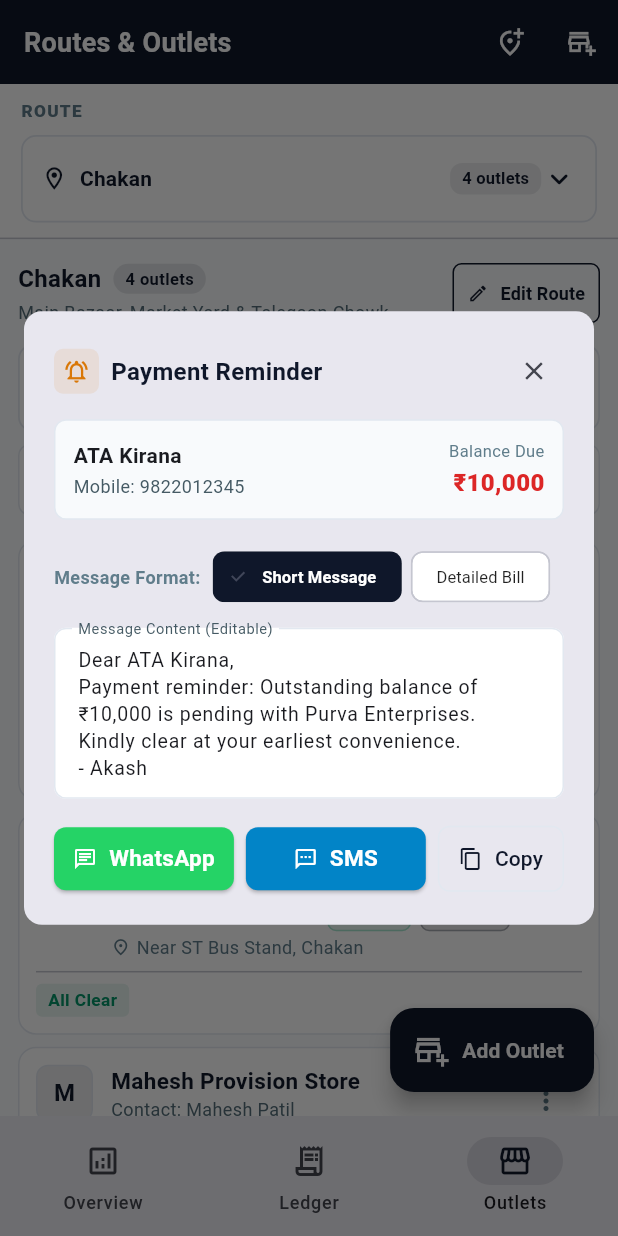
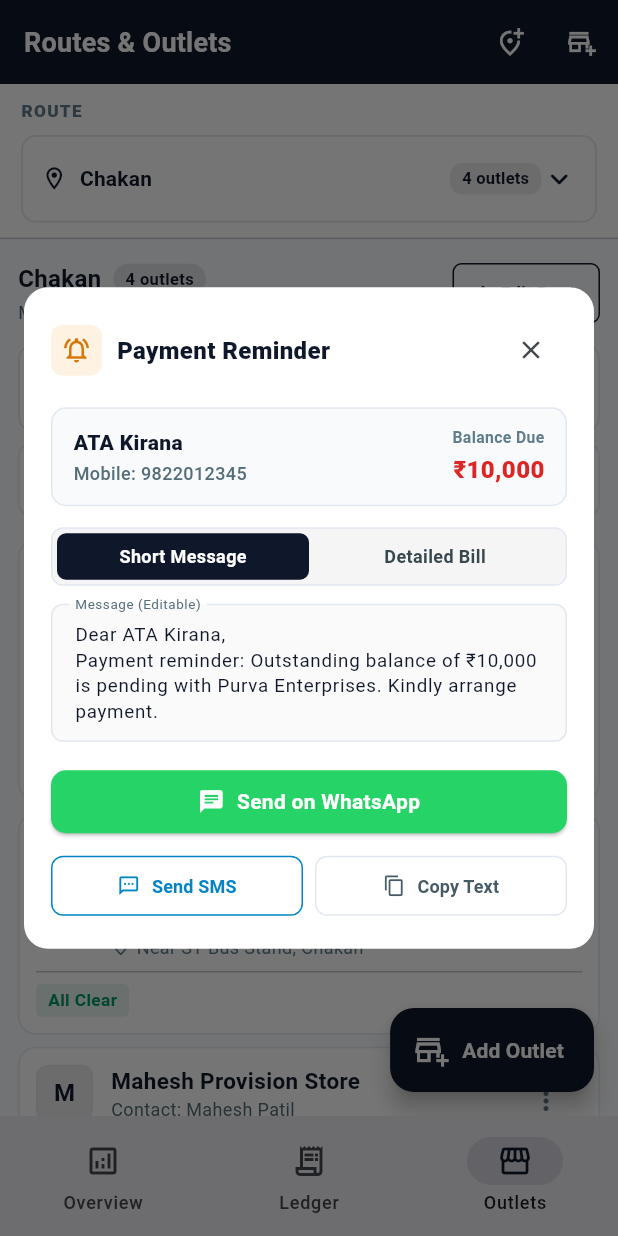
Before and after one commit to AtharvaKalhatkar/collection-app, a Flutter app: the screen it shows after launch, item 3 of the bottom bar chosen, after a tap on "Remind", on a phone screen of 412 x 824 dp. Run offline on Flutter 3.47's test engine with Material 3 defaults, Android fonts, the phone set to English and light mode, and no system bars; our stand-ins replace cloud_firestore, firebase_core, firebase_storage, image_picker, pdf, printing and 1 more; missing offline and left inert: dart:html, excel; accounts and stored records are empty; statements that could not run were skipped.

Commit message:
fix(reminder): Redesign payment reminder dialog with responsive switcher and full-width buttons

```diff
--- a/lib/screens/send_reminder_dialog.dart
+++ b/lib/screens/send_reminder_dialog.dart
@@ -48,32 +48,30 @@ class _SendReminderDialogState extends State<SendReminderDialog> {
     final balanceStr = CurrencyFormatter.format(widget.balanceAmount);
 
     if (templateIndex == 0) {
-      // Small & Concise message requested by user
       if (widget.billNumber != null && widget.billNumber!.isNotEmpty) {
         return 'Dear ${widget.shopName},\n'
-            'Payment reminder: Bill ${widget.billNumber} has a pending balance of $balanceStr with ${widget.businessName}. Kindly arrange payment.\n'
+            'Payment reminder: Bill #${widget.billNumber} has a pending balance of $balanceStr with ${widget.businessName}. Kindly arrange payment.\n'
             '- ${widget.salesmanName}';
       } else {
         return 'Dear ${widget.shopName},\n'
-            'Payment reminder: Outstanding balance of $balanceStr is pending with ${widget.businessName}. Kindly clear at your earliest convenience.\n'
+            'Payment reminder: Outstanding balance of $balanceStr is pending with ${widget.businessName}. Kindly arrange payment.\n'
             '- ${widget.salesmanName}';
       }
     } else {
-      // Detailed Bill Template
       final billTotalStr = widget.billTotal != null ? CurrencyFormatter.format(widget.billTotal!) : '';
-      final billLine = widget.billNumber != null ? 'Bill No: ${widget.billNumber}\n' : '';
-      final totalLine = billTotalStr.isNotEmpty ? 'Bill Total: $billTotalStr\n' : '';
+      final billLine = widget.billNumber != null ? 'Bill No: #${widget.billNumber}\n' : '';
+      final totalLine = billTotalStr.isNotEmpty ? 'Total: $billTotalStr\n' : '';
 
       return 'Payment Reminder\n'
           'To: ${widget.shopName}\n'
-          'From: ${widget.businessName}\n'
+          'Firm: ${widget.businessName}\n'
           '----------------------------------\n'
           '$billLine$totalLine'
-          'Balance Due: $balanceStr\n'
+          'Due: $balanceStr\n'
           '----------------------------------\n'
-          'Kindly clear the pending balance at your earliest convenience.\n'
+          'Kindly clear the pending balance.\n'
           'Thank you,\n'
-          '${widget.salesmanName} | ${widget.businessName}';
+          '${widget.salesmanName} (${widget.businessName})';
     }
   }
 
@@ -96,7 +94,7 @@ class _SendReminderDialogState extends State<SendReminderDialog> {
     try {
       final launched = await launchUrl(whatsappUrl, mode: LaunchMode.externalApplication);
       if (!launched && mounted) {
-        _copyAndNotify('Could not launch WhatsApp directly. Message copied to clipboard!');
+        _copyAndNotify('Could not launch WhatsApp. Message copied to clipboard!');
       }
     } catch (_) {
       if (mounted) {
@@ -131,8 +129,16 @@ class _SendReminderDialogState extends State<SendReminderDialog> {
     if (mounted) {
       ScaffoldMessenger.of(context).showSnackBar(
         SnackBar(
-          content: Text(customMessage),
-          backgroundColor: AppTheme.secondary,
+          content: Row(
+            children: [
+              const Icon(Icons.check_circle, color: Colors.white, size: 18),
+              const SizedBox(width: 8),
+              Expanded(child: Text(customMessage)),
+            ],
+          ),
+          backgroundColor: const Color(0xFF10B981),
+          behavior: SnackBarBehavior.floating,
+          duration: const Duration(seconds: 2),
         ),
       );
     }
@@ -141,82 +147,102 @@ class _SendReminderDialogState extends State<SendReminderDialog> {
   @override
   Widget build(BuildContext context) {
     return Dialog(
-      shape: RoundedRectangleBorder(borderRadius: BorderRadius.circular(12)),
+      shape: RoundedRectangleBorder(borderRadius: BorderRadius.circular(16)),
       insetPadding: const EdgeInsets.symmetric(horizontal: 16, vertical: 20),
+      backgroundColor: Colors.white,
       child: ConstrainedBox(
-        constraints: const BoxConstraints(maxWidth: 480),
+        constraints: const BoxConstraints(maxWidth: 420),
         child: SingleChildScrollView(
           child: Padding(
-            padding: const EdgeInsets.all(20.0),
+            padding: const EdgeInsets.all(18.0),
             child: Column(
               mainAxisSize: MainAxisSize.min,
               crossAxisAlignment: CrossAxisAlignment.stretch,
               children: [
-                // Header
-                Row(
-                  mainAxisAlignment: MainAxisAlignment.spaceBetween,
-                  children: [
+                // Header Row
                 Row(
                   children: [
                     Container(
-                          padding: const EdgeInsets.all(6),
+                      padding: const EdgeInsets.all(7),
                       decoration: BoxDecoration(
-                            color: AppTheme.chequeColor.withValues(alpha: 0.1),
-                            borderRadius: BorderRadius.circular(6),
+                        color: const Color(0xFFF59E0B).withValues(alpha: 0.12),
+                        borderRadius: BorderRadius.circular(8),
                       ),
-                          child: const Icon(Icons.notifications_active_outlined, color: AppTheme.chequeColor, size: 18),
+                      child: const Icon(
+                        Icons.notifications_active_outlined,
+                        color: Color(0xFFD97706),
+                        size: 20,
                       ),
-                        const SizedBox(width: 8),
-                        const Text(
+                    ),
+                    const SizedBox(width: 10),
+                    const Expanded(
+                      child: Text(
                         'Payment Reminder',
                         style: TextStyle(
                           fontSize: 16,
-                            fontWeight: FontWeight.w700,
+                          fontWeight: FontWeight.w800,
                           color: Color(0xFF0F172A),
                         ),
                       ),
-                      ],
                     ),
                     IconButton(
                       icon: const Icon(Icons.close, size: 20),
-                      visualDensity: VisualDensity.compact,
+                      padding: EdgeInsets.zero,
+                      constraints: const BoxConstraints(),
                       onPressed: () => Navigator.pop(context),
                     ),
                   ],
                 ),
-                const SizedBox(height: 12),
+                const SizedBox(height: 14),
 
-                // Recipient & Outstanding summary box
+                // Shop & Outstanding Balance Card
                 Container(
-                  padding: const EdgeInsets.all(12),
+                  padding: const EdgeInsets.symmetric(horizontal: 14, vertical: 12),
                   decoration: BoxDecoration(
                     color: const Color(0xFFF8FAFC),
-                    borderRadius: BorderRadius.circular(8),
+                    borderRadius: BorderRadius.circular(10),
                     border: Border.all(color: AppTheme.border),
                   ),
                   child: Row(
                     mainAxisAlignment: MainAxisAlignment.spaceBetween,
                     children: [
-                      Column(
+                      Expanded(
+                        child: Column(
                           crossAxisAlignment: CrossAxisAlignment.start,
                           children: [
                             Text(
                               widget.shopName,
-                            style: const TextStyle(fontWeight: FontWeight.bold, fontSize: 14),
+                              style: const TextStyle(
+                                fontWeight: FontWeight.w800,
+                                fontSize: 14,
+                                color: Color(0xFF0F172A),
+                              ),
+                              maxLines: 1,
+                              overflow: TextOverflow.ellipsis,
                             ),
                             const SizedBox(height: 2),
                             Text(
                               'Mobile: ${widget.mobileNumber.isNotEmpty ? widget.mobileNumber : 'N/A'}',
-                            style: TextStyle(fontSize: 12, color: Colors.blueGrey.shade700),
+                              style: TextStyle(
+                                fontSize: 12,
+                                fontWeight: FontWeight.w500,
+                                color: Colors.blueGrey.shade600,
+                              ),
                             ),
                           ],
                         ),
+                      ),
+                      const SizedBox(width: 8),
                       Column(
                         crossAxisAlignment: CrossAxisAlignment.end,
                         children: [
                           const Text(
                             'Balance Due',
-                            style: TextStyle(fontSize: 11, color: Colors.blueGrey),
+                            style: TextStyle(
+                              fontSize: 10.5,
+                              fontWeight: FontWeight.w600,
+                              color: Colors.blueGrey,
+                            ),
                           ),
                           const SizedBox(height: 2),
                           Text(
@@ -234,101 +260,147 @@ class _SendReminderDialogState extends State<SendReminderDialog> {
                 ),
                 const SizedBox(height: 14),
 
-                // Template Style Selector
-                Row(
+                // Full-width Segmented Format Switcher
+                Container(
+                  padding: const EdgeInsets.all(3),
+                  decoration: BoxDecoration(
+                    color: Colors.grey.shade100,
+                    borderRadius: BorderRadius.circular(8),
+                    border: Border.all(color: AppTheme.border),
+                  ),
+                  child: Row(
                     children: [
-                    const Text(
-                      'Message Format:',
-                      style: TextStyle(fontSize: 12, fontWeight: FontWeight.bold, color: Colors.blueGrey),
+                      Expanded(
+                        child: InkWell(
+                          onTap: () => _onTemplateChanged(0),
+                          borderRadius: BorderRadius.circular(6),
+                          child: Container(
+                            padding: const EdgeInsets.symmetric(vertical: 7),
+                            decoration: BoxDecoration(
+                              color: _selectedTemplate == 0 ? AppTheme.primary : Colors.transparent,
+                              borderRadius: BorderRadius.circular(6),
                             ),
-                    const SizedBox(width: 8),
-                    ChoiceChip(
-                      label: const Text('Short Message'),
-                      selected: _selectedTemplate == 0,
-                      selectedColor: AppTheme.primary,
-                      labelStyle: TextStyle(
-                        fontSize: 11,
-                        fontWeight: _selectedTemplate == 0 ? FontWeight.bold : FontWeight.normal,
-                        color: _selectedTemplate == 0 ? Colors.white : Colors.black87,
+                            child: Center(
+                              child: Text(
+                                'Short Message',
+                                style: TextStyle(
+                                  fontSize: 12,
+                                  fontWeight: FontWeight.bold,
+                                  color: _selectedTemplate == 0 ? Colors.white : Colors.blueGrey.shade800,
                                 ),
-                      onSelected: (val) {
-                        if (val) _onTemplateChanged(0);
-                      },
                               ),
-                    const SizedBox(width: 6),
-                    ChoiceChip(
-                      label: const Text('Detailed Bill'),
-                      selected: _selectedTemplate == 1,
-                      selectedColor: AppTheme.primary,
-                      labelStyle: TextStyle(
-                        fontSize: 11,
-                        fontWeight: _selectedTemplate == 1 ? FontWeight.bold : FontWeight.normal,
-                        color: _selectedTemplate == 1 ? Colors.white : Colors.black87,
                             ),
-                      onSelected: (val) {
-                        if (val) _onTemplateChanged(1);
-                      },
+                          ),
+                        ),
+                      ),
+                      Expanded(
+                        child: InkWell(
+                          onTap: () => _onTemplateChanged(1),
+                          borderRadius: BorderRadius.circular(6),
+                          child: Container(
+                            padding: const EdgeInsets.symmetric(vertical: 7),
+                            decoration: BoxDecoration(
+                              color: _selectedTemplate == 1 ? AppTheme.primary : Colors.transparent,
+                              borderRadius: BorderRadius.circular(6),
+                            ),
+                            child: Center(
+                              child: Text(
+                                'Detailed Bill',
+                                style: TextStyle(
+                                  fontSize: 12,
+                                  fontWeight: FontWeight.bold,
+                                  color: _selectedTemplate == 1 ? Colors.white : Colors.blueGrey.shade800,
+                                ),
+                              ),
+                            ),
+                          ),
+                        ),
                       ),
                     ],
                   ),
-                const SizedBox(height: 10),
+                ),
+                const SizedBox(height: 12),
 
                 // Editable Message Box
                 TextField(
                   controller: _messageController,
-                  maxLines: 5,
-                  style: const TextStyle(fontSize: 13, height: 1.4),
+                  maxLines: 4,
+                  style: const TextStyle(fontSize: 12.5, height: 1.35, color: Color(0xFF0F172A)),
                   decoration: InputDecoration(
-                    labelText: 'Message Content (Editable)',
+                    labelText: 'Message (Editable)',
+                    labelStyle: TextStyle(fontSize: 12, color: Colors.blueGrey.shade600),
                     alignLabelWithHint: true,
                     contentPadding: const EdgeInsets.all(12),
-                    border: OutlineInputBorder(borderRadius: BorderRadius.circular(8)),
+                    filled: true,
+                    fillColor: Colors.grey.shade50,
+                    border: OutlineInputBorder(
+                      borderRadius: BorderRadius.circular(8),
+                      borderSide: const BorderSide(color: AppTheme.border),
+                    ),
+                    focusedBorder: OutlineInputBorder(
+                      borderRadius: BorderRadius.circular(8),
+                      borderSide: const BorderSide(color: AppTheme.primary, width: 1.5),
+                    ),
                   ),
                 ),
                 const SizedBox(height: 16),
 
-                // Direct Send Buttons
-                Row(
-                  children: [
-                    Expanded(
+                // Primary WhatsApp Action Button (Full Width, No Wrap!)
+                SizedBox(
+                  width: double.infinity,
                   child: ElevatedButton.icon(
-                        icon: const Icon(Icons.chat_outlined, size: 16),
-                        label: const Text('WhatsApp'),
+                    icon: const Icon(Icons.chat, size: 18),
+                    label: const Text(
+                      'Send on WhatsApp',
+                      style: TextStyle(fontSize: 14, fontWeight: FontWeight.bold),
+                    ),
                     style: ElevatedButton.styleFrom(
                       backgroundColor: const Color(0xFF25D366), // WhatsApp Green
                       foregroundColor: Colors.white,
                       padding: const EdgeInsets.symmetric(vertical: 12),
-                          shape: RoundedRectangleBorder(borderRadius: BorderRadius.circular(8)),
+                      shape: RoundedRectangleBorder(borderRadius: BorderRadius.circular(10)),
+                      elevation: 1,
                     ),
                     onPressed: _launchWhatsApp,
                   ),
                 ),
-                    const SizedBox(width: 8),
+                const SizedBox(height: 8),
+
+                // Secondary Row: SMS & Copy
+                Row(
+                  children: [
                     Expanded(
-                      child: ElevatedButton.icon(
-                        icon: const Icon(Icons.sms_outlined, size: 16),
-                        label: const Text('SMS'),
-                        style: ElevatedButton.styleFrom(
-                          backgroundColor: AppTheme.secondary,
-                          foregroundColor: Colors.white,
-                          padding: const EdgeInsets.symmetric(vertical: 12),
+                      child: OutlinedButton.icon(
+                        icon: const Icon(Icons.sms_outlined, size: 15),
+                        label: const Text(
+                          'Send SMS',
+                          style: TextStyle(fontSize: 12, fontWeight: FontWeight.bold),
+                        ),
+                        style: OutlinedButton.styleFrom(
+                          foregroundColor: AppTheme.secondary,
+                          side: const BorderSide(color: AppTheme.secondary),
+                          padding: const EdgeInsets.symmetric(vertical: 10),
                           shape: RoundedRectangleBorder(borderRadius: BorderRadius.circular(8)),
                         ),
                         onPressed: _launchSms,
                       ),
                     ),
                     const SizedBox(width: 8),
-                    OutlinedButton.icon(
-                      icon: const Icon(Icons.copy_outlined, size: 16),
-                      label: const Text('Copy'),
+                    Expanded(
+                      child: OutlinedButton.icon(
+                        icon: const Icon(Icons.copy_outlined, size: 15),
+                        label: const Text(
+                          'Copy Text',
+                          style: TextStyle(fontSize: 12, fontWeight: FontWeight.bold),
+                        ),
                         style: OutlinedButton.styleFrom(
-                        padding: const EdgeInsets.symmetric(horizontal: 14, vertical: 12),
+                          foregroundColor: Colors.blueGrey.shade700,
+                          side: const BorderSide(color: AppTheme.border),
+                          padding: const EdgeInsets.symmetric(vertical: 10),
                           shape: RoundedRectangleBorder(borderRadius: BorderRadius.circular(8)),
-                        side: const BorderSide(color: AppTheme.border),
                         ),
-                      onPressed: () {
-                        _copyAndNotify('Reminder message copied to clipboard!');
-                      },
+                        onPressed: () => _copyAndNotify('Reminder copied!'),
+                      ),
                     ),
                   ],
                 ),
```
Lines whose indentation alone changed are shown as unchanged.
